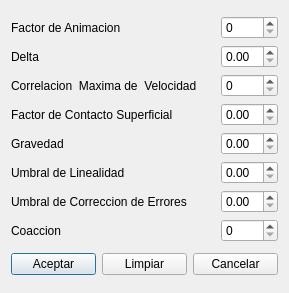
Old version of the form src/FullHenoc/frmMundo.ui in the repository opensource-latinamerica/henoc.
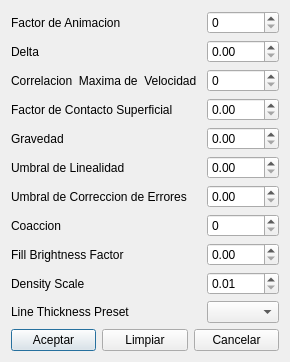
New version of the form.

Commit message: World-level tunables       - Fill Brightness Factor (0..1):       - Added to frmMundo.ui and saved as .       - ODE bridge uses it to brighten fill colors, matching .   - Density Scale (0.01..10):       - Added to frmMundo.ui and saved as .       - ODE bridge scales mass-per-area density; use to stabilize tuning without changing per-object mass.

The edit to the form file:
```diff
--- a/src/FullHenoc/frmMundo.ui
+++ b/src/FullHenoc/frmMundo.ui
@@ -12,9 +12,9 @@
   <property name="windowTitle" >
    <string>PROPIEDADES DEL MUNDO</string>
   </property>
-  <layout class="QGridLayout" >
-   <item row="0" column="0" >
-    <layout class="QGridLayout" >
+ <layout class="QGridLayout" >
+  <item row="0" column="0" >
+   <layout class="QGridLayout" >
      <item row="0" column="0" colspan="2" >
       <widget class="QLabel" name="lblFacAnimacion" >
        <property name="text" >
@@ -178,8 +178,58 @@
      <item row="7" column="3" >
       <widget class="QSpinBox" name="intCoaccion" />
      </item>
+     <item row="8" column="0" colspan="3" >
+      <widget class="QLabel" name="lblFillBright" >
+       <property name="text" >
+        <string>Fill Brightness Factor</string>
+       </property>
+      </widget>
+     </item>
+     <item row="8" column="3" >
+      <widget class="QDoubleSpinBox" name="fltFillBright" >
+       <property name="minimum" >
+        <double>0.000000000000000</double>
+       </property>
+       <property name="maximum" >
+        <double>1.000000000000000</double>
+       </property>
+       <property name="singleStep" >
+        <double>0.050000000000000</double>
+       </property>
+      </widget>
+     </item>
+     <item row="9" column="0" colspan="3" >
+      <widget class="QLabel" name="lblDensityScale" >
+       <property name="text" >
+        <string>Density Scale</string>
+       </property>
+      </widget>
+     </item>
+     <item row="9" column="3" >
+      <widget class="QDoubleSpinBox" name="fltDensityScale" >
+       <property name="minimum" >
+        <double>0.010000000000000</double>
+       </property>
+       <property name="maximum" >
+        <double>10.000000000000000</double>
+       </property>
+       <property name="singleStep" >
+        <double>0.100000000000000</double>
+       </property>
+      </widget>
+     </item>
+     <item row="10" column="0" colspan="3" >
+      <widget class="QLabel" name="lblLineThickness" >
+       <property name="text" >
+        <string>Line Thickness Preset</string>
+       </property>
+      </widget>
+     </item>
+     <item row="10" column="3" >
+      <widget class="QComboBox" name="cmbLineThickness" />
+     </item>
     </layout>
-   </item>
+  </item>
    <item row="1" column="0" >
     <layout class="QGridLayout" >
      <item row="0" column="0" >
```
The commit also changes 8 other files.
